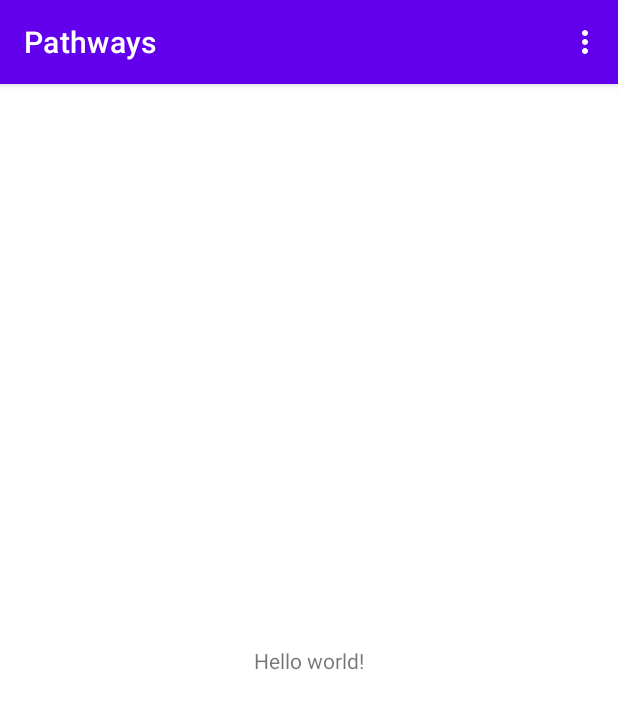
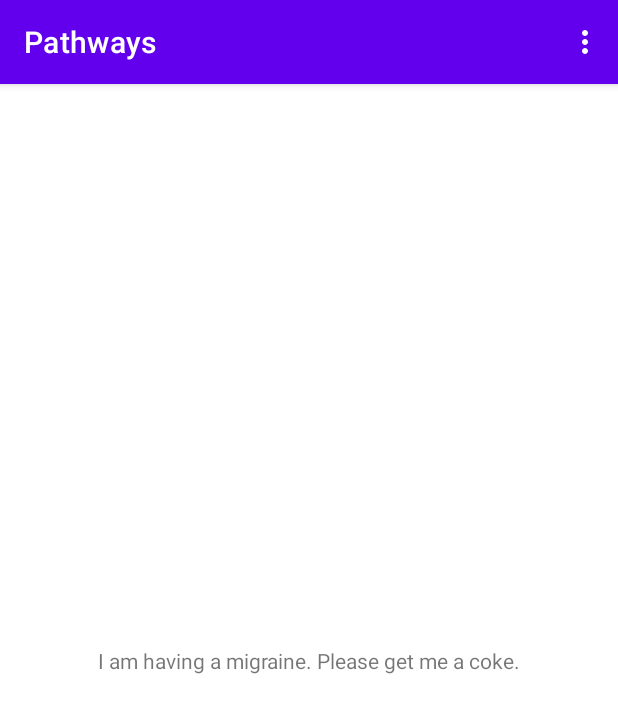
Before and after one commit to kaeaton/agile_workgroup, an Android app: the screen it shows after launch (MainActivity), on a phone screen of 412 x 824 dp. Shown: the top 713 px of the screen. Run offline under Robolectric (Android 15) with nearby library versions, the phone set to English and light mode, and no system bars.

```diff
--- a/Pathways/app/src/main/res/layout/fragment_first.xml
+++ b/Pathways/app/src/main/res/layout/fragment_first.xml
@@ -10,7 +10,7 @@
         android:id="@+id/textview_first"
         android:layout_width="wrap_content"
         android:layout_height="wrap_content"
-        android:text="@string/hello_first_fragment"
+        android:text="@string/help_request"
         app:layout_constraintBottom_toBottomOf="parent"
         app:layout_constraintEnd_toEndOf="parent"
         app:layout_constraintStart_toStartOf="parent"
--- a/Pathways/app/src/main/res/navigation/nav_graph.xml
+++ b/Pathways/app/src/main/res/navigation/nav_graph.xml
@@ -8,7 +8,7 @@
     <fragment
         android:id="@+id/FirstFragment"
         android:name="com.example.pathways.FirstFragment"
-        android:label="@string/first_fragment_label"
+        android:label="@string/home_screen_label"
         tools:layout="@layout/fragment_first">
     </fragment>
 </navigation>
--- a/Pathways/app/src/main/res/values/strings.xml
+++ b/Pathways/app/src/main/res/values/strings.xml
@@ -2,11 +2,8 @@
     <string name="app_name">Pathways</string>
     <string name="action_settings">Settings</string>
     <!-- Strings used for fragments for navigation -->
-    <string name="first_fragment_label">First Fragment</string>
-    <string name="second_fragment_label">Second Fragment</string>
-    <string name="next">Next</string>
-    <string name="previous">Previous</string>
+    <string name="home_screen_label">Home Screen</string>
 
-    <string name="hello_first_fragment">Hello world!</string>
-    <string name="hello_second_fragment">Mob moo. Arg: %1$s</string>
+    <string name="help_request">I am having a migraine. Please get me a coke.</string>
+
 </resources>
```
Also changed, not shown: 1 other file.
